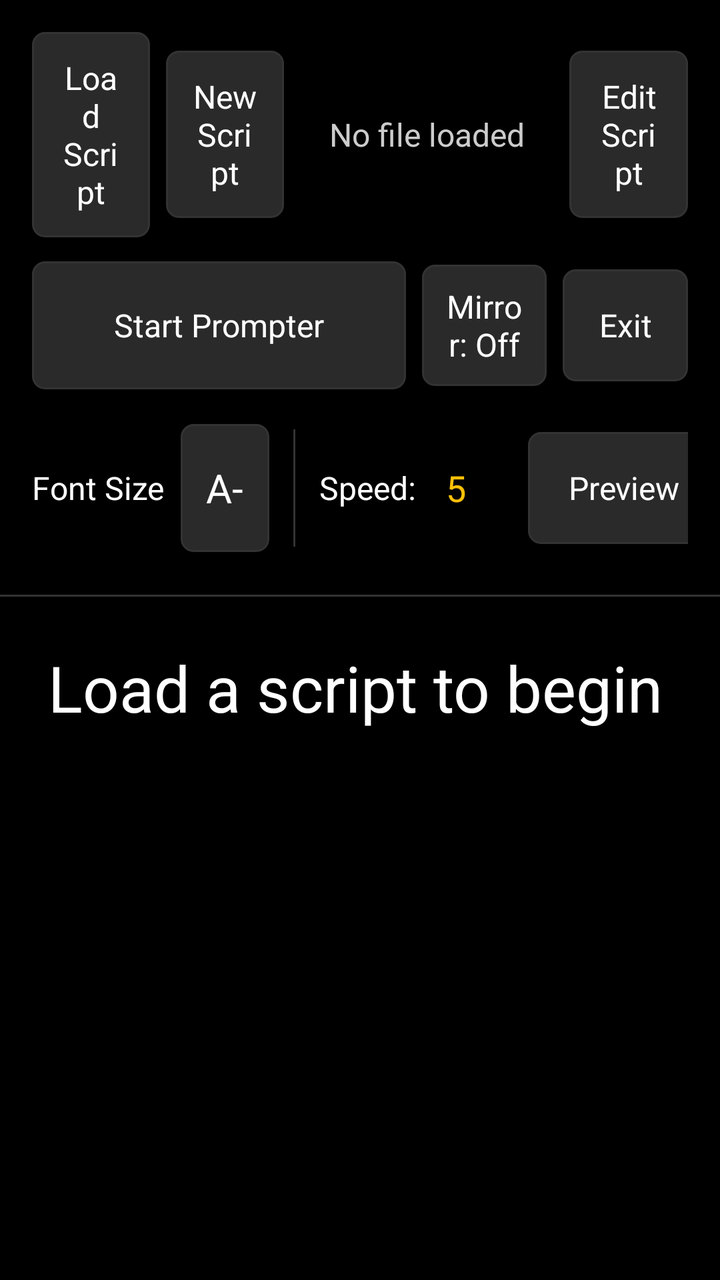
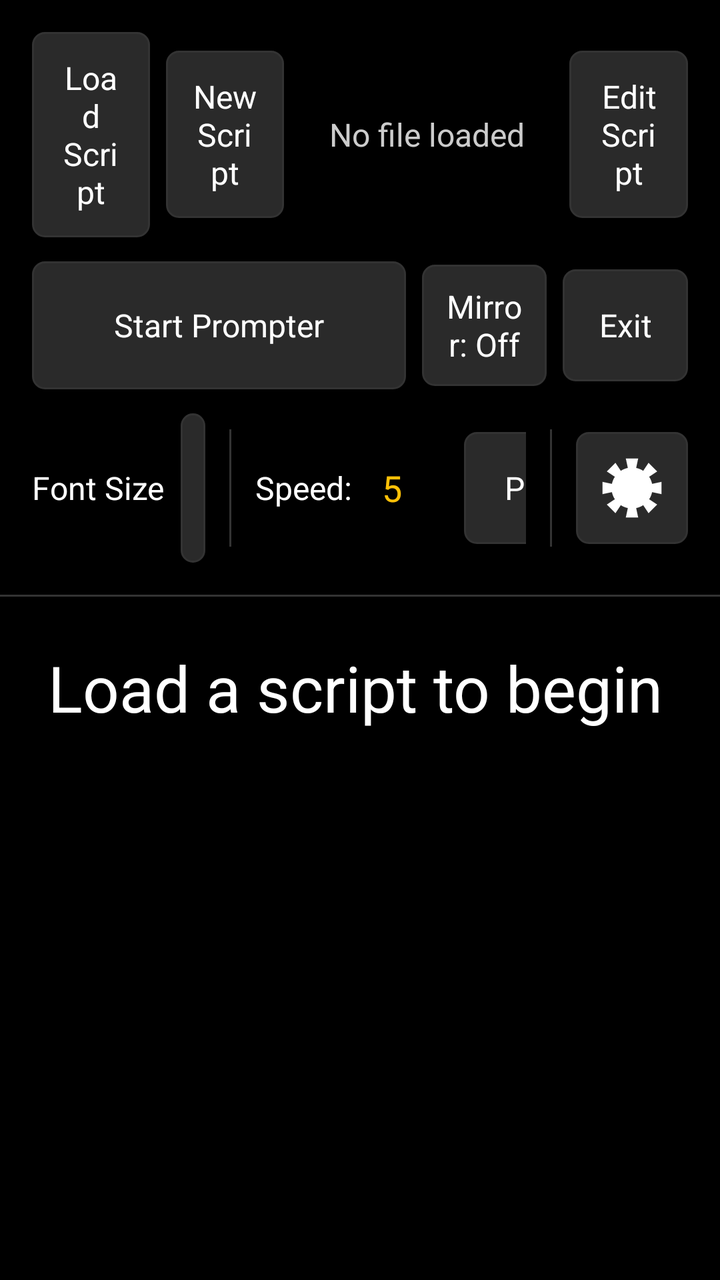

Screens rendered from an Android XML layout before and after an edit, with the pre-edit source and the edit as a unified diff.
<!-- AndroidManifest.xml: application theme AppTheme -->
<!-- res/layout/activity_main.xml -->
<?xml version="1.0" encoding="utf-8"?>
<LinearLayout xmlns:android="http://schemas.android.com/apk/res/android"
    android:layout_width="match_parent"
    android:layout_height="match_parent"
    android:orientation="vertical"
    android:background="@color/background_black">

    <LinearLayout
        android:id="@+id/controlsPanel"
        android:layout_width="match_parent"
        android:layout_height="wrap_content"
        android:orientation="vertical"
        android:background="@color/background_black"
        android:padding="@dimen/control_padding">

        
        <LinearLayout
            android:layout_width="match_parent"
            android:layout_height="wrap_content"
            android:orientation="horizontal"
            android:gravity="center_vertical">

            <Button
                android:id="@+id/btnOpenFile"
                style="@style/ControlButton"
                android:layout_width="0dp"
                android:layout_height="wrap_content"
                android:layout_weight="1"
                android:textSize="@dimen/secondary_text_size"
                android:text="@string/btn_open_file" />

            <Button
                android:id="@+id/btnNewScript"
                style="@style/ControlButton"
                android:layout_width="0dp"
                android:layout_height="wrap_content"
                android:layout_weight="1"
                android:layout_marginLeft="8dp"
                android:layout_marginStart="8dp"
                android:textSize="@dimen/secondary_text_size"
                android:text="@string/btn_new_script" />

            <TextView
                android:id="@+id/currentFileLabel"
                android:layout_width="0dp"
                android:layout_height="wrap_content"
                android:layout_weight="2"
                android:layout_marginLeft="12dp"
                android:layout_marginStart="12dp"
                android:layout_marginRight="12dp"
                android:layout_marginEnd="12dp"
                android:text="@string/no_file_loaded"
                android:textColor="@color/text_light_gray"
                android:textSize="16sp"
                android:gravity="center"
                android:maxLines="1"
                android:ellipsize="middle" />

            <Button
                android:id="@+id/btnEditScript"
                style="@style/ControlButton"
                android:layout_width="0dp"
                android:layout_height="wrap_content"
                android:layout_weight="1"
                android:textSize="@dimen/secondary_text_size"
                android:text="@string/btn_edit_script" />
        </LinearLayout>

        
        <LinearLayout
            android:layout_width="match_parent"
            android:layout_height="wrap_content"
            android:orientation="horizontal"
            android:layout_marginTop="12dp"
            android:gravity="center_vertical">

            <Button
                android:id="@+id/btnStart"
                style="@style/ControlButton"
                android:layout_width="0dp"
                android:layout_height="wrap_content"
                android:layout_weight="3"
                android:layout_marginRight="8dp"
                android:layout_marginEnd="8dp"
                android:textSize="@dimen/secondary_text_size"
                android:text="@string/btn_start" />

            <ToggleButton
                android:id="@+id/mirrorToggle"
                style="@style/SecondaryControlButton"
                android:layout_width="0dp"
                android:layout_height="wrap_content"
                android:layout_weight="1"
                android:layout_marginRight="8dp"
                android:layout_marginEnd="8dp"
                android:textOn="@string/mirror_on"
                android:textOff="@string/mirror_off" />

            <Button
                android:id="@+id/btnExit"
                style="@style/SecondaryControlButton"
                android:layout_width="0dp"
                android:layout_height="wrap_content"
                android:layout_weight="1"
                android:text="@string/btn_exit" />
        </LinearLayout>

        
        <LinearLayout
            android:layout_width="match_parent"
            android:layout_height="wrap_content"
            android:orientation="horizontal"
            android:layout_marginTop="12dp"
            android:gravity="center_vertical">

            <LinearLayout
                android:layout_width="0dp"
                android:layout_height="wrap_content"
                android:layout_weight="38"
                android:orientation="horizontal"
                android:gravity="center_vertical">

                <TextView
                    android:layout_width="wrap_content"
                    android:layout_height="wrap_content"
                    android:layout_marginRight="8dp"
                    android:layout_marginEnd="8dp"
                    android:text="@string/font_size_static_label"
                    android:textColor="@color/text_white"
                    android:textSize="16sp" />

                <Button
                    android:id="@+id/btnFontDecrease"
                    style="@style/ControlButton"
                    android:layout_width="wrap_content"
                    android:layout_height="wrap_content"
                    android:minWidth="56dp"
                    android:text="@string/btn_font_decrease" />

                <TextView
                    android:id="@+id/fontSizeLabel"
                    android:layout_width="wrap_content"
                    android:layout_height="wrap_content"
                    android:layout_marginLeft="6dp"
                    android:layout_marginStart="6dp"
                    android:layout_marginRight="6dp"
                    android:layout_marginEnd="6dp"
                    android:minWidth="40dp"
                    android:gravity="center"
                    android:textColor="@color/accent_amber"
                    android:textSize="18sp"
                    android:text="@string/font_size_default_label" />

                <Button
                    android:id="@+id/btnFontIncrease"
                    style="@style/ControlButton"
                    android:layout_width="wrap_content"
                    android:layout_height="wrap_content"
                    android:minWidth="56dp"
                    android:text="@string/btn_font_increase" />
            </LinearLayout>

            <View
                android:layout_width="@dimen/adjustment_divider_width"
                android:layout_height="match_parent"
                android:layout_marginLeft="12dp"
                android:layout_marginStart="12dp"
                android:layout_marginRight="12dp"
                android:layout_marginEnd="12dp"
                android:layout_marginTop="@dimen/adjustment_divider_vertical_margin"
                android:layout_marginBottom="@dimen/adjustment_divider_vertical_margin"
                android:background="@color/divider_color"
                android:clickable="false"
                android:focusable="false" />

            <LinearLayout
                android:layout_width="0dp"
                android:layout_height="wrap_content"
                android:layout_weight="59"
                android:orientation="horizontal"
                android:gravity="center_vertical">

                <TextView
                    android:layout_width="wrap_content"
                    android:layout_height="wrap_content"
                    android:text="@string/speed_prefix"
                    android:textColor="@color/text_white"
                    android:textSize="16sp" />

                <TextView
                    android:id="@+id/speedLabel"
                    android:layout_width="wrap_content"
                    android:layout_height="wrap_content"
                    android:minWidth="32dp"
                    android:layout_marginLeft="4dp"
                    android:layout_marginStart="4dp"
                    android:gravity="center"
                    android:textColor="@color/accent_amber"
                    android:textSize="18sp"
                    android:text="@string/speed_default_label" />

                <SeekBar
                    android:id="@+id/speedSeekBar"
                    android:layout_width="0dp"
                    android:layout_height="wrap_content"
                    android:layout_weight="1"
                    android:layout_marginLeft="12dp"
                    android:layout_marginStart="12dp"
                    android:layout_marginRight="8dp"
                    android:layout_marginEnd="8dp" />

                <Button
                    android:id="@+id/btnPreview"
                    style="@style/SecondaryControlButton"
                    android:layout_width="wrap_content"
                    android:layout_height="wrap_content"
                    android:minWidth="96dp"
                    android:text="@string/btn_preview" />
            </LinearLayout>
        </LinearLayout>
    </LinearLayout>

    <View
        android:layout_width="match_parent"
        android:layout_height="1dp"
        android:background="@color/divider_color" />

    <FrameLayout
        android:id="@+id/fullScreenContainer"
        android:layout_width="match_parent"
        android:layout_height="0dp"
        android:layout_weight="1"
        android:background="@color/background_black">

        <ScrollView
            android:id="@+id/scrollView"
            android:layout_width="match_parent"
            android:layout_height="match_parent"
            android:background="@color/background_black"
            android:scrollbars="none"
            android:fillViewport="true">

            <TextView
                android:id="@+id/scriptText"
                android:layout_width="match_parent"
                android:layout_height="wrap_content"
                android:padding="24dp"
                android:textColor="@color/text_white"
                android:textSize="@dimen/script_default_text_size"
                android:lineSpacingMultiplier="1.2"
                android:text="@string/default_script_placeholder" />
        </ScrollView>

        <TextView
            android:id="@+id/countdownText"
            android:layout_width="wrap_content"
            android:layout_height="wrap_content"
            android:layout_gravity="center"
            android:visibility="gone"
            android:background="@drawable/countdown_background"
            android:paddingLeft="48dp"
            android:paddingRight="48dp"
            android:paddingTop="16dp"
            android:paddingBottom="16dp"
            android:gravity="center"
            android:textColor="@color/text_white"
            android:textStyle="bold"
            android:textSize="@dimen/countdown_text_size" />

        <TextView
            android:id="@+id/tapInstructionText"
            android:layout_width="wrap_content"
            android:layout_height="wrap_content"
            android:layout_gravity="center"
            android:visibility="gone"
            android:clickable="false"
            android:focusable="false"
            android:background="@drawable/countdown_background"
            android:paddingLeft="48dp"
            android:paddingRight="48dp"
            android:paddingTop="16dp"
            android:paddingBottom="16dp"
            android:gravity="center"
            android:textColor="@color/text_white"
            android:textStyle="bold"
            android:text="@string/tap_to_start"
            android:textSize="@dimen/tap_instruction_text_size" />

        
        <LinearLayout
            android:id="@+id/pauseMenuOverlay"
            android:layout_width="match_parent"
            android:layout_height="match_parent"
            android:orientation="horizontal"
            android:gravity="center"
            android:background="@color/pause_menu_scrim"
            android:visibility="gone"
            android:clickable="true"
            android:focusable="true">

            <Button
                android:id="@+id/btnResume"
                style="@style/ControlButton"
                android:layout_width="wrap_content"
                android:layout_height="wrap_content"
                android:minWidth="160dp"
                android:layout_marginRight="16dp"
                android:layout_marginEnd="16dp"
                android:text="@string/btn_resume" />

            <Button
                android:id="@+id/btnRestart"
                style="@style/ControlButton"
                android:layout_width="wrap_content"
                android:layout_height="wrap_content"
                android:minWidth="160dp"
                android:layout_marginRight="16dp"
                android:layout_marginEnd="16dp"
                android:text="@string/btn_restart" />

            <Button
                android:id="@+id/btnBackToControls"
                style="@style/ControlButton"
                android:layout_width="wrap_content"
                android:layout_height="wrap_content"
                android:minWidth="160dp"
                android:text="@string/btn_back_to_controls" />

        </LinearLayout>

    </FrameLayout>

</LinearLayout>
<!-- resources referenced by this layout -->
<resources>
  <color name="accent_amber">#FFFFC107</color>
  <color name="background_black">#FF000000</color>
  <color name="divider_color">#FF333333</color>
  <color name="pause_menu_scrim">#CC000000</color>
  <color name="text_light_gray">#FFCCCCCC</color>
  <color name="text_white">#FFFFFFFF</color>
  <dimen name="adjustment_divider_vertical_margin">8dp</dimen>
  <dimen name="adjustment_divider_width">1dp</dimen>
  <dimen name="control_padding">16dp</dimen>
  <dimen name="countdown_text_size">140sp</dimen>
  <dimen name="script_default_text_size">32sp</dimen>
  <dimen name="secondary_text_size">16sp</dimen>
  <dimen name="tap_instruction_text_size">64sp</dimen>
  <!-- drawable countdown_background (drawable) -->
  <?xml version="1.0" encoding="utf-8"?>
  <shape xmlns:android="http://schemas.android.com/apk/res/android"
      android:shape="rectangle">
      <solid android:color="#CC000000" />
      <corners android:radius="24dp" />
      <stroke android:width="2dp" android:color="@color/accent_amber" />
  </shape>
  <string name="btn_back_to_controls">Back to Controls</string>
  <string name="btn_edit_script">Edit Script</string>
  <string name="btn_exit">Exit</string>
  <string name="btn_font_decrease">A-</string>
  <string name="btn_font_increase">A+</string>
  <string name="btn_new_script">New Script</string>
  <string name="btn_open_file">Load Script</string>
  <string name="btn_preview">Preview</string>
  <string name="btn_restart">Restart</string>
  <string name="btn_resume">Resume</string>
  <string name="btn_start">Start Prompter</string>
  <string name="default_script_placeholder">Load a script to begin</string>
  <string name="font_size_default_label">32</string>
  <string name="font_size_static_label">Font Size</string>
  <string name="mirror_off">Mirror: Off</string>
  <string name="mirror_on">Mirror: On</string>
  <string name="no_file_loaded">No file loaded</string>
  <string name="speed_default_label">5</string>
  <string name="speed_prefix">Speed:</string>
  <string name="tap_to_start">Tap to Start</string>
  <style name="ControlButton">
          <item name="android:minHeight">@dimen/control_button_height</item>
          <item name="android:textSize">@dimen/control_text_size</item>
          <item name="android:textColor">@color/text_white</item>
          <item name="android:background">@drawable/button_background</item>
          <item name="android:padding">12dp</item>
          <item name="android:textAllCaps">false</item>
      </style>
  <style name="SecondaryControlButton">
          <item name="android:minHeight">@dimen/secondary_button_height</item>
          <item name="android:textSize">@dimen/secondary_text_size</item>
          <item name="android:textColor">@color/text_white</item>
          <item name="android:background">@drawable/button_background</item>
          <item name="android:padding">10dp</item>
          <item name="android:textAllCaps">false</item>
      </style>
  <style name="AppTheme" parent="android:Theme.Black.NoTitleBar">
          <item name="android:windowBackground">@color/background_black</item>
      </style>
  <dimen name="control_button_height">64dp</dimen>
  <dimen name="control_text_size">20sp</dimen>
  <dimen name="secondary_button_height">56dp</dimen>
  <color name="button_pressed">#FF444444</color>
  <color name="button_normal">#FF2A2A2A</color>
  <!-- unchanged entries left out for length: 1 -->
</resources>

<!-- the commit's change to res/layout/activity_main.xml (unified diff, before → after) -->
@@ -217,6 +217,30 @@
                     android:minWidth="96dp"
                     android:text="@string/btn_preview" />
             </LinearLayout>
+
+            
+            <View
+                android:layout_width="@dimen/adjustment_divider_width"
+                android:layout_height="match_parent"
+                android:layout_marginLeft="12dp"
+                android:layout_marginStart="12dp"
+                android:layout_marginRight="12dp"
+                android:layout_marginEnd="12dp"
+                android:layout_marginTop="@dimen/adjustment_divider_vertical_margin"
+                android:layout_marginBottom="@dimen/adjustment_divider_vertical_margin"
+                android:background="@color/divider_color"
+                android:clickable="false"
+                android:focusable="false" />
+
+            <ImageButton
+                android:id="@+id/btnSettings"
+                android:layout_width="@dimen/secondary_button_height"
+                android:layout_height="@dimen/secondary_button_height"
+                android:background="@drawable/button_background"
+                android:scaleType="fitCenter"
+                android:padding="12dp"
+                android:src="@drawable/ic_settings"
+                android:contentDescription="@string/settings_content_description" />
         </LinearLayout>
     </LinearLayout>
 
<!-- resource entries referenced after the edit -->
@@ -21,6 +21,7 @@
       <corners android:radius="24dp" />
       <stroke android:width="2dp" android:color="@color/accent_amber" />
   </shape>
+  <!-- drawable ic_settings: png bitmap (drawable-hdpi, 1061 bytes) -->
   <string name="btn_back_to_controls">Back to Controls</string>
   <string name="btn_edit_script">Edit Script</string>
   <string name="btn_exit">Exit</string>
@@ -38,6 +39,7 @@
   <string name="mirror_off">Mirror: Off</string>
   <string name="mirror_on">Mirror: On</string>
   <string name="no_file_loaded">No file loaded</string>
+  <string name="settings_content_description">Settings</string>
   <string name="speed_default_label">5</string>
   <string name="speed_prefix">Speed:</string>
   <string name="tap_to_start">Tap to Start</string>
